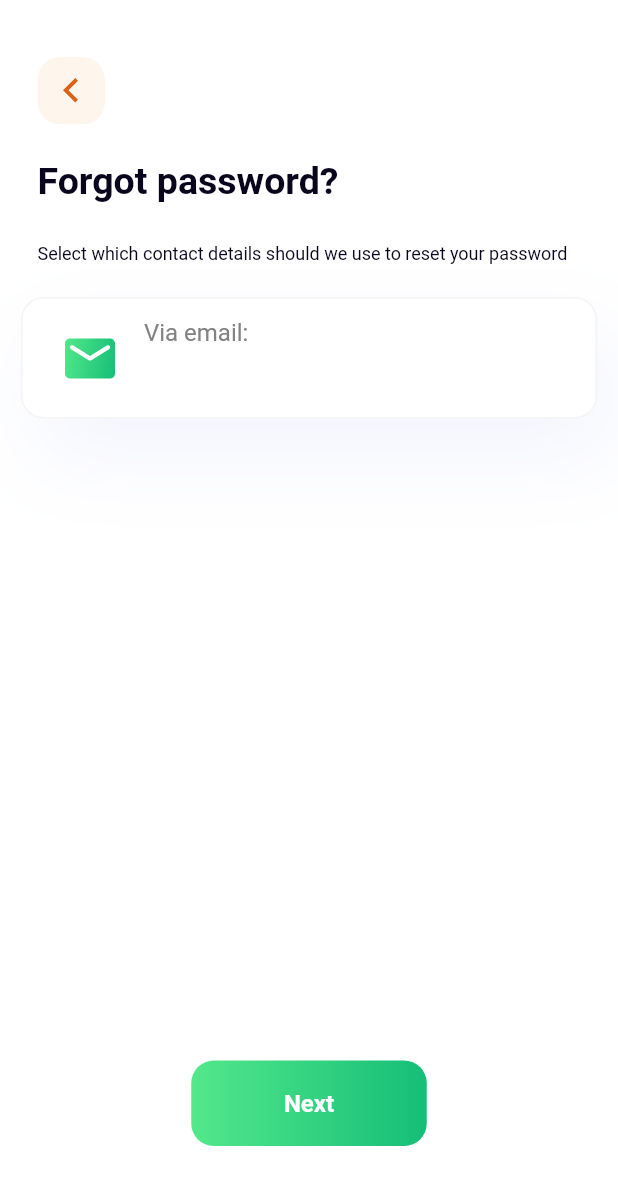
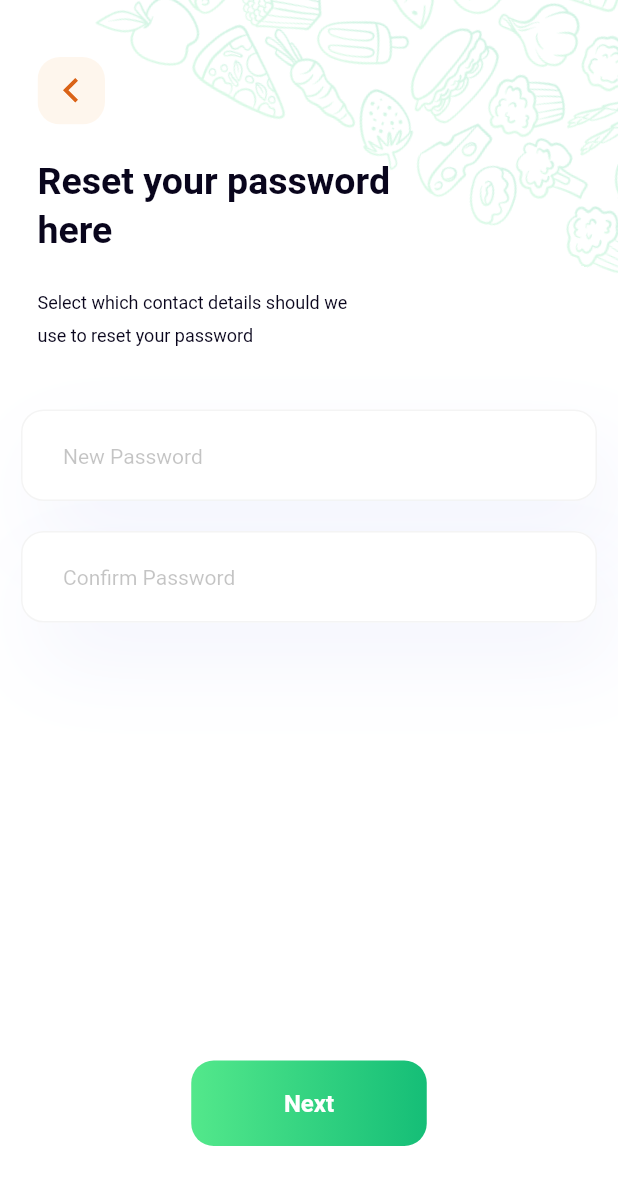
Before and after one commit to koliane/food_ninja, a Flutter app: the screen it shows after launch, on a phone screen of 412 x 824 dp. Shown: the top 1185 px of the screen. Run offline on Flutter 3.47's test engine with Material 2 defaults, Android fonts, the phone set to English and light mode, and no system bars; our stand-ins replace flutter_svg, get_it, mobx, moor, moor_flutter; generated files the repository leaves out were written again; project files that could hold a hidden picture were left out.

Commit message:
new password page

```diff
--- a/lib/main.dart
+++ b/lib/main.dart
@@ -6,6 +6,8 @@ import 'package:food_ninja/ui/bootstrap/ui_bootstrap.dart';
 import 'package:food_ninja/ui/styles/default/theme.dart';
 import 'package:food_ninja/ui/widgets/pages/auth/forgot_password_page.dart';
 import 'package:food_ninja/ui/widgets/pages/auth/login_page.dart';
+import 'package:food_ninja/ui/widgets/pages/auth/new_password_page.dart';
+import 'package:food_ninja/ui/widgets/pages/auth/password_reset_successful_status_page.dart';
 import 'package:food_ninja/ui/widgets/pages/auth/ready_profile_status_page.dart';
 import 'package:food_ninja/ui/widgets/pages/auth/registration_page.dart';
 import 'package:food_ninja/ui/widgets/pages/auth/verification_code_page.dart';
@@ -43,7 +45,9 @@ class MyApp extends StatelessWidget {
       // initialRoute: Routes.registration,
       // initialRoute: Routes.readyProfileStatus,
       // initialRoute: Routes.verificationCode,
-      initialRoute: Routes.forgotPassword,
+      // initialRoute: Routes.forgotPassword,
+      initialRoute: Routes.newPassword,
+      // initialRoute: Routes.passwordResetSuccessfulStatus,
       routes: {
         Routes.main: (_) => const MainPage(),
         Routes.splashScreen: (_) => const SplashScreenPage(),
@@ -54,6 +58,8 @@ class MyApp extends StatelessWidget {
         Routes.readyProfileStatus: (_) => const ReadyProfileStatusPage(),
         Routes.verificationCode: (_) => const VerificationCodePage(),
         Routes.forgotPassword: (_) => const ForgotPasswordPage(),
+        Routes.newPassword: (_) => const NewPasswordPage(),
+        Routes.passwordResetSuccessfulStatus: (_) => const PasswordResetSuccessfulStatusPage(),
       },
     );
   }
--- a/lib/state/routes/routes.dart
+++ b/lib/state/routes/routes.dart
@@ -6,5 +6,7 @@ class Routes {
   static const registration = '/registration';
   static const readyProfileStatus = '/ready_profile_status';
   static const verificationCode = '/verification_code';
-  static const forgotPassword = '/forgotPassword';
+  static const forgotPassword = '/forgot_password';
+  static const newPassword = '/new_password';
+  static const passwordResetSuccessfulStatus = '/password_reset_successful_status';
 }
--- a/lib/ui/widgets/base/input/base_text_input.dart
+++ b/lib/ui/widgets/base/input/base_text_input.dart
@@ -20,6 +20,7 @@ class BaseTextInput extends StatelessWidget {
   final String? title;
   final Offset? titleOffset;
   final TextStyle? textStyle;
+  final bool obscureText;
 
 
   const BaseTextInput({
@@ -33,6 +34,7 @@ class BaseTextInput extends StatelessWidget {
     this.borderRadius = _defaultBorderRadius,
     this.height = _defaultHeight,
     this.textStyle,
+    this.obscureText = false,
     Key? key,
     this.placeholder
   }) : super(key: key);
@@ -75,7 +77,7 @@ class BaseTextInput extends StatelessWidget {
               fontSize: 14,
               letterSpacing: 0.5
             ),
-
+            obscureText: obscureText,
             decoration: InputDecoration(
               fillColor: Colors.white,
               filled: true,
--- a/lib/ui/widgets/pages/auth/forgot_password_page.dart
+++ b/lib/ui/widgets/pages/auth/forgot_password_page.dart
@@ -22,7 +22,6 @@ class ForgotPasswordPage extends StatelessWidget {
             children: [
               const SizedBox(height: 20,),
               Container(
-                // height: 103,
                 margin: const EdgeInsets.symmetric(horizontal: 14),
                 child: BaseTextInput(
                   height: 81,
--- /dev/null
+++ b/lib/ui/widgets/pages/auth/new_password_page.dart
@@ -0,0 +1,48 @@
+import 'package:flutter/material.dart';
+import 'package:food_ninja/ui/widgets/base/input/base_text_input.dart';
+import 'package:food_ninja/ui/widgets/pages/step_page/step_page.dart';
+import 'package:food_ninja/ui/widgets/scenes/page_scaffold/page_scaffold.dart';
+
+class NewPasswordPage extends StatelessWidget {
+
+  const NewPasswordPage({
+    Key? key,
+  }) : super(key: key);
+
+  @override
+  Widget build(BuildContext context) {
+
+    return PageScaffold(
+      resizeToAvoidBottomInset: false,
+        body: StepPage(
+          title: 'Reset your password\nhere',
+          description: 'Select which contact details should we\nuse to reset your password',
+          buttonText: 'Next',
+          child: Column(
+            children: [
+              const SizedBox(height: 40,),
+              Container(
+                margin: const EdgeInsets.symmetric(horizontal: 14),
+                child: Column(
+                  children: const [
+                    BaseTextInput(
+                      placeholder: 'New Password',
+                      obscureText: true,
+                      height: 61,
+                    ),
+                    SizedBox(height: 20),
+
+                    BaseTextInput(
+                      placeholder: 'Confirm Password',
+                      obscureText: true,
+                      height: 61,
+                    ),
+                  ],
+                ),
+              ),
+            ],
+          ),
+        )
+    );
+  }
+}
--- /dev/null
+++ b/lib/ui/widgets/pages/auth/password_reset_successful_status_page.dart
@@ -0,0 +1,14 @@
+import 'package:flutter/material.dart';
+import 'package:food_ninja/ui/widgets/pages/status_page/status_page.dart';
+
+class PasswordResetSuccessfulStatusPage extends StatelessWidget {
+  const PasswordResetSuccessfulStatusPage({Key? key}) : super(key: key);
+
+  @override
+  Widget build(BuildContext context) {
+    return const StatusPage(
+      text: 'Password reset successful',
+      buttonText: 'Back',
+    );
+  }
+}
--- a/lib/ui/widgets/pages/step_page/step_page.dart
+++ b/lib/ui/widgets/pages/step_page/step_page.dart
@@ -1,3 +1,4 @@
+import 'dart:math' as math;
 import 'package:flutter/material.dart';
 import 'package:food_ninja/ui/widgets/base/button/primary_button.dart';
 import 'package:food_ninja/ui/widgets/components/app_bar/top_app_bar.dart';
@@ -26,8 +27,18 @@ class StepPage extends StatelessWidget {
             left: 0,
             child: TopAppBar()
         ),
+        Positioned(
+          top: -580,
+          left: 150,
+          child: Transform.rotate(
+            angle: 20 * math.pi / 180,
+            child: Image.asset(
+              'assets/images/background/background_pattern.png',
+              width: 500,
+            ),
+          ),
+        ),
         Container(
-          // color: Colors.green,
           padding: const EdgeInsets.only(
             top: 83,
             bottom: 117,
```
